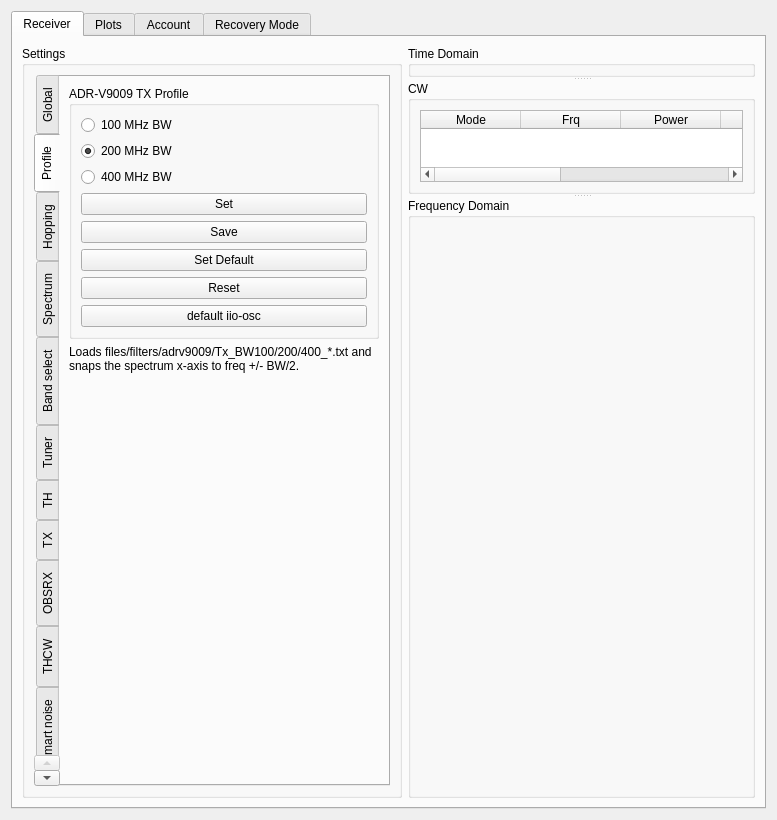
Old version of the form receiver/receivermain.ui in the repository enigmafarsco-lang/iiS.
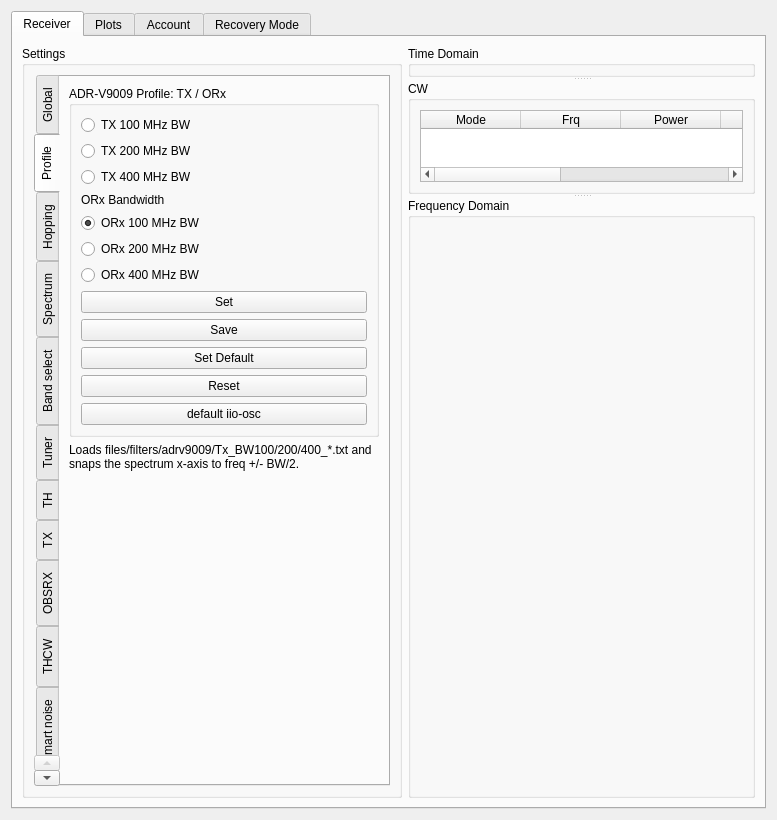
New version of the form. The open tabs and pages were chosen to show the change. Custom widgets are drawn as their Qt base class.

Patch:
```diff
--- a/receiver/receivermain.ui
+++ b/receiver/receivermain.ui
@@ -178,30 +178,61 @@
               <item>
                <widget class="QGroupBox" name="grpProfileBw">
                 <property name="title">
-                 <string>ADR-V9009 TX Profile</string>
+                 <string>ADR-V9009 Profile: TX / ORx</string>
                 </property>
                 <layout class="QVBoxLayout" name="verticalLayoutProfileBw">
                  <item>
                   <widget class="QRadioButton" name="rdoProfile100">
                    <property name="text">
-                    <string>100 MHz BW</string>
+                    <string>TX 100 MHz BW</string>
+                   </property>
+                   <property name="checked">
+                    <bool>true</bool>
                    </property>
                   </widget>
                  </item>
                  <item>
                   <widget class="QRadioButton" name="rdoProfile200">
                    <property name="text">
-                    <string>200 MHz BW</string>
-                   </property>
-                   <property name="checked">
-                    <bool>true</bool>
+                    <string>TX 200 MHz BW</string>
                    </property>
                   </widget>
                  </item>
                  <item>
                   <widget class="QRadioButton" name="rdoProfile400">
                    <property name="text">
-                    <string>400 MHz BW</string>
+                    <string>TX 400 MHz BW</string>
+                   </property>
+                  </widget>
+                 </item>
+                 <item>
+                  <widget class="QLabel" name="lblOrxProfile">
+                   <property name="text">
+                    <string>ORx Bandwidth</string>
+                   </property>
+                  </widget>
+                 </item>
+                 <item>
+                  <widget class="QRadioButton" name="rdoOrxProfile100">
+                   <property name="text">
+                    <string>ORx 100 MHz BW</string>
+                   </property>
+                   <property name="checked">
+                    <bool>true</bool>
+                   </property>
+                  </widget>
+                 </item>
+                 <item>
+                  <widget class="QRadioButton" name="rdoOrxProfile200">
+                   <property name="text">
+                    <string>ORx 200 MHz BW</string>
+                   </property>
+                  </widget>
+                 </item>
+                 <item>
+                  <widget class="QRadioButton" name="rdoOrxProfile400">
+                   <property name="text">
+                    <string>ORx 400 MHz BW</string>
                    </property>
                   </widget>
                  </item>
```
